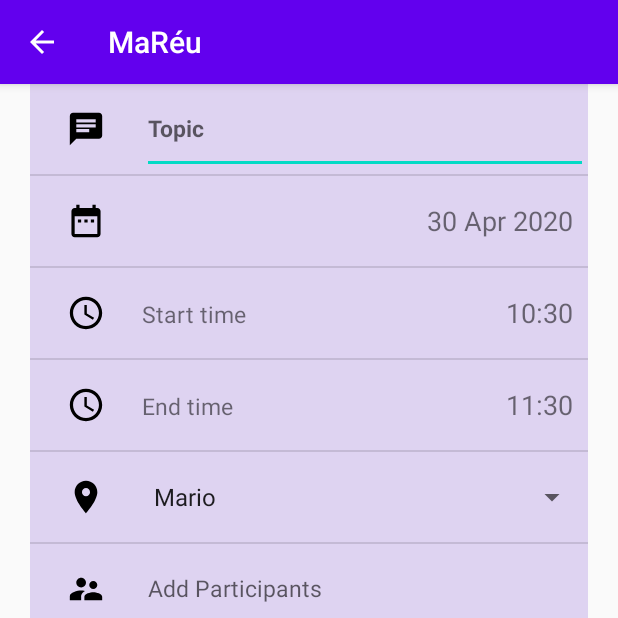
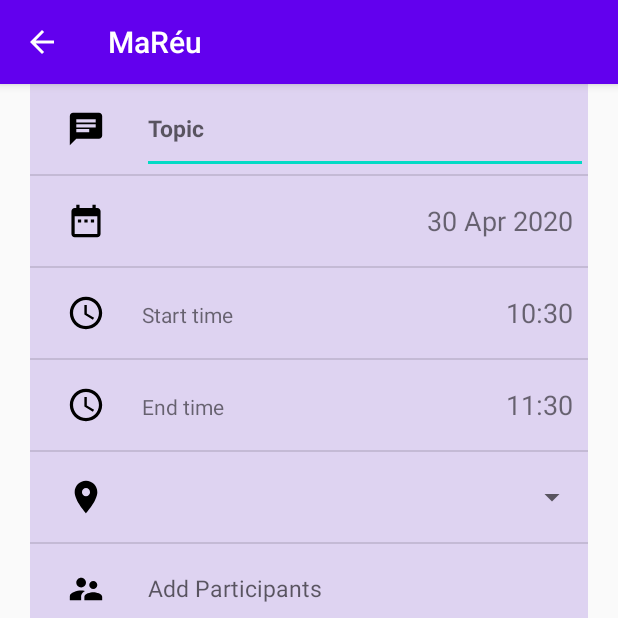
Before and after one commit to kaithot/-P4_COSNIER_Ludovic, an Android app: the AddMeetingActivity screen opened directly, with no data from a screen before it, on a phone screen of 412 x 824 dp, the top half of it. Run offline under Robolectric (Android 15) with nearby library versions, the phone set to English and light mode, and no system bars.

Commit message:
update activity_add_meeting

```diff
--- a/P4_02_code/app/src/main/res/layout/activity_add_meeting.xml
+++ b/P4_02_code/app/src/main/res/layout/activity_add_meeting.xml
@@ -98,7 +98,7 @@
                 android:layout_height="wrap_content"
                 android:layout_weight="2"
                 android:text="Start time"
-                android:textSize="15sp" />
+                android:textSize="14sp" />
 
             <TextView
                 android:id="@+id/start_time"
@@ -140,7 +140,7 @@
                 android:layout_height="wrap_content"
                 android:layout_weight="2"
                 android:text="End time"
-                android:textSize="15sp" />
+                android:textSize="14sp" />
 
             <TextView
                 android:id="@+id/end_time"
--- a/P4_02_code/app/src/main/res/values/arrays.xml
+++ b/P4_02_code/app/src/main/res/values/arrays.xml
@@ -1,5 +1,6 @@
 <resources>
     <string-array name = "roomtypelist">
+        <item> @string/room0 </item>
         <item> @string/room1 </item>
         <item> @string/room2 </item>
         <item> @string/room3 </item>
--- a/P4_02_code/app/src/main/res/values/dimens.xml
+++ b/P4_02_code/app/src/main/res/values/dimens.xml
@@ -6,5 +6,7 @@
     <dimen name="appbar_padding_top">8dp</dimen>
     <dimen name="text_margin">16dp</dimen>
     <dimen name="app_bar_height">180dp</dimen>
+    <dimen name="title_size">20dp</dimen>
+    <dimen name="text_size">20dp</dimen>
     <bool name="tablet">false</bool>
 </resources>
--- a/P4_02_code/app/src/main/res/values/strings.xml
+++ b/P4_02_code/app/src/main/res/values/strings.xml
@@ -10,6 +10,7 @@
     <string name="activity_new_meeting" />
 
 <!--Spinners elements-->
+    <string name = "room0">  </string>
     <string name = "room1"> Mario </string>
     <string name = "room2"> Luigi </string>
     <string name = "room3"> Peach </string>
```
Also changed, not shown: P4_02_code/app/src/main/java/com/ludovic/mareiu/meeting_list/AddMeetingActivity.java (+33 -3 lines), P4_02_code/app/src/main/addGuest-playstore.png (added).
